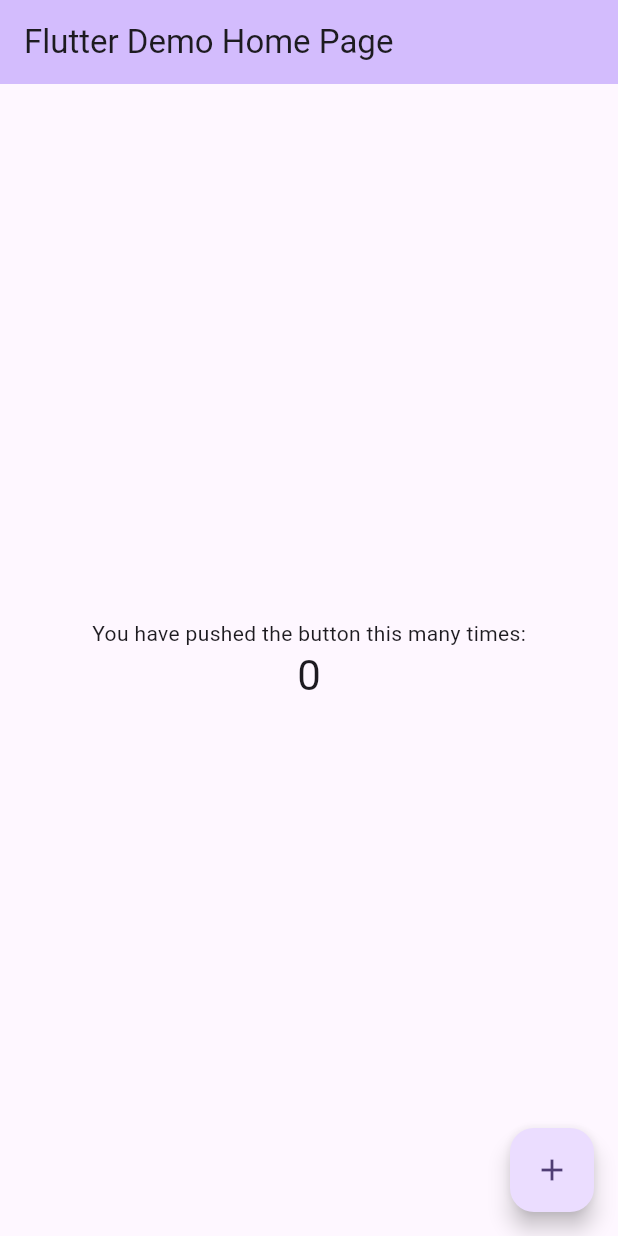
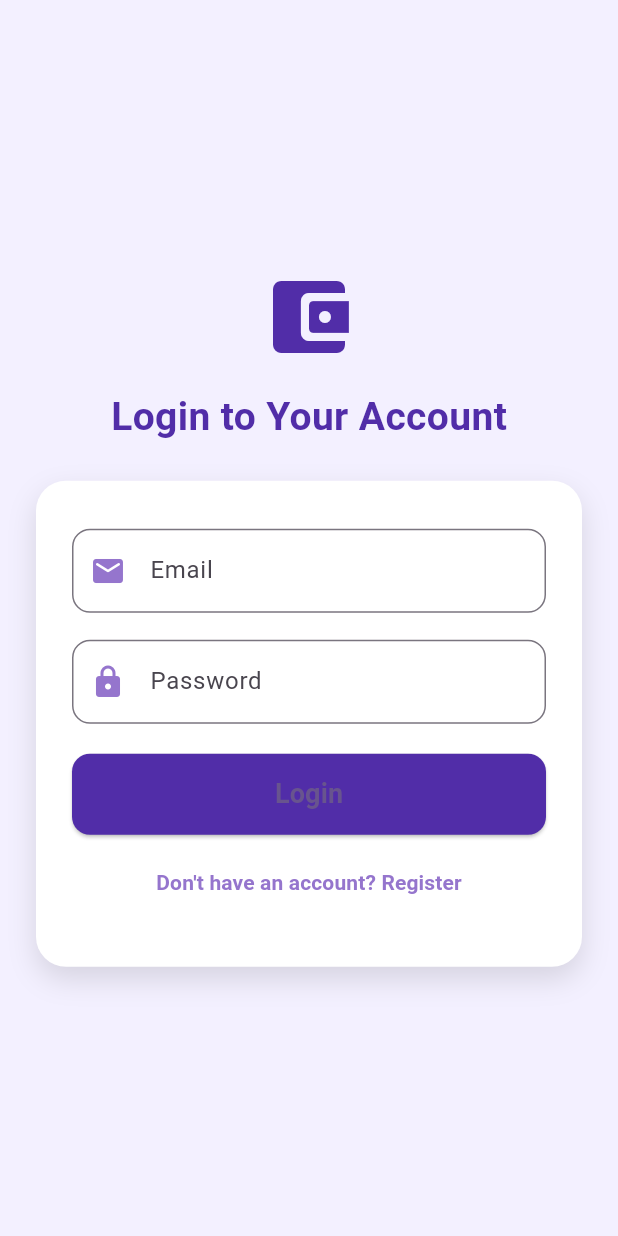
Before and after one commit to vimethc/personal-finance-tracker, a Flutter app: the screen it shows after launch, on a phone screen of 412 x 824 dp. Run offline on Flutter 3.47's test engine with Material 3 defaults, Android fonts, the phone set to English and light mode, and no system bars; our stand-ins replace firebase_auth, firebase_core, flutter_riverpod; accounts and stored records are empty.

Commit message:
feat(auth): implement user login page with form validation and authentication logic

```diff
--- a/lib/main.dart
+++ b/lib/main.dart
@@ -1,6 +1,8 @@
 import 'package:flutter/material.dart';
 import 'package:flutter_riverpod/flutter_riverpod.dart';
 import 'package:firebase_core/firebase_core.dart';
+import 'screens/auth_screen.dart';
+import 'providers/auth_providers.dart';
 
 void main() async {
   WidgetsFlutterBinding.ensureInitialized();
@@ -8,119 +10,41 @@ void main() async {
   runApp(const ProviderScope(child: MyApp()));
 }
 
-class MyApp extends StatelessWidget {
+class MyApp extends ConsumerWidget {
   const MyApp({super.key});
 
-  // This widget is the root of your application.
   @override
-  Widget build(BuildContext context) {
+  Widget build(BuildContext context, WidgetRef ref) {
+    final authState = ref.watch(authStateProvider);
     return MaterialApp(
-      title: 'Flutter Demo',
+      title: 'Personal Finance Tracker',
       theme: ThemeData(
-        // This is the theme of your application.
-        //
-        // TRY THIS: Try running your application with "flutter run". You'll see
-        // the application has a purple toolbar. Then, without quitting the app,
-        // try changing the seedColor in the colorScheme below to Colors.green
-        // and then invoke "hot reload" (save your changes or press the "hot
-        // reload" button in a Flutter-supported IDE, or press "r" if you used
-        // the command line to start the app).
-        //
-        // Notice that the counter didn't reset back to zero; the application
-        // state is not lost during the reload. To reset the state, use hot
-        // restart instead.
-        //
-        // This works for code too, not just values: Most code changes can be
-        // tested with just a hot reload.
         colorScheme: ColorScheme.fromSeed(seedColor: Colors.deepPurple),
       ),
-      home: const MyHomePage(title: 'Flutter Demo Home Page'),
+      home: authState.when(
+        data: (user) {
+          if (user == null) {
+            return const AuthScreen();
+          } else {
+            return MyHomePage(title: 'Welcome!');
+          }
+        },
+        loading: () => const Scaffold(body: Center(child: CircularProgressIndicator())),
+        error: (e, _) => Scaffold(body: Center(child: Text('Error: $e'))),
+      ),
     );
   }
 }
 
-class MyHomePage extends StatefulWidget {
+class MyHomePage extends StatelessWidget {
+  final String title;
   const MyHomePage({super.key, required this.title});
-
-  // This widget is the home page of your application. It is stateful, meaning
-  // that it has a State object (defined below) that contains fields that affect
-  // how it looks.
-
-  // This class is the configuration for the state. It holds the values (in this
-  // case the title) provided by the parent (in this case the App widget) and
-  // used by the build method of the State. Fields in a Widget subclass are
-  // always marked "final".
-
-  final String title;
-
-  @override
-  State<MyHomePage> createState() => _MyHomePageState();
-}
-
-class _MyHomePageState extends State<MyHomePage> {
-  int _counter = 0;
-
-  void _incrementCounter() {
-    setState(() {
-      // This call to setState tells the Flutter framework that something has
-      // changed in this State, which causes it to rerun the build method below
-      // so that the display can reflect the updated values. If we changed
-      // _counter without calling setState(), then the build method would not be
-      // called again, and so nothing would appear to happen.
-      _counter++;
-    });
-  }
 
   @override
   Widget build(BuildContext context) {
-    // This method is rerun every time setState is called, for instance as done
-    // by the _incrementCounter method above.
-    //
-    // The Flutter framework has been optimized to make rerunning build methods
-    // fast, so that you can just rebuild anything that needs updating rather
-    // than having to individually change instances of widgets.
     return Scaffold(
-      appBar: AppBar(
-        // TRY THIS: Try changing the color here to a specific color (to
-        // Colors.amber, perhaps?) and trigger a hot reload to see the AppBar
-        // change color while the other colors stay the same.
-        backgroundColor: Theme.of(context).colorScheme.inversePrimary,
-        // Here we take the value from the MyHomePage object that was created by
-        // the App.build method, and use it to set our appbar title.
-        title: Text(widget.title),
-      ),
-      body: Center(
-        // Center is a layout widget. It takes a single child and positions it
-        // in the middle of the parent.
-        child: Column(
-          // Column is also a layout widget. It takes a list of children and
-          // arranges them vertically. By default, it sizes itself to fit its
-          // children horizontally, and tries to be as tall as its parent.
-          //
-          // Column has various properties to control how it sizes itself and
-          // how it positions its children. Here we use mainAxisAlignment to
-          // center the children vertically; the main axis here is the vertical
-          // axis because Columns are vertical (the cross axis would be
-          // horizontal).
-          //
-          // TRY THIS: Invoke "debug painting" (choose the "Toggle Debug Paint"
-          // action in the IDE, or press "p" in the console), to see the
-          // wireframe for each widget.
-          mainAxisAlignment: MainAxisAlignment.center,
-          children: <Widget>[
-            const Text('You have pushed the button this many times:'),
-            Text(
-              '$_counter',
-              style: Theme.of(context).textTheme.headlineMedium,
-            ),
-          ],
-        ),
-      ),
-      floatingActionButton: FloatingActionButton(
-        onPressed: _incrementCounter,
-        tooltip: 'Increment',
-        child: const Icon(Icons.add),
-      ), // This trailing comma makes auto-formatting nicer for build methods.
+      appBar: AppBar(title: Text(title)),
+      body: const Center(child: Text('You are logged in!')), // Placeholder
     );
   }
 }
--- /dev/null
+++ b/lib/providers/auth_providers.dart
@@ -0,0 +1,12 @@
+import 'package:flutter_riverpod/flutter_riverpod.dart';
+import 'package:firebase_auth/firebase_auth.dart';
+import '../services/auth_service.dart';
+
+// Provider for AuthService
+final authServiceProvider = Provider<AuthService>((ref) => AuthService());
+
+// StreamProvider for authentication state
+final authStateProvider = StreamProvider<User?>((ref) {
+  final authService = ref.watch(authServiceProvider);
+  return authService.authStateChanges;
+});
--- /dev/null
+++ b/lib/screens/auth_screen.dart
@@ -0,0 +1,157 @@
+import 'package:flutter/material.dart';
+import 'package:flutter_riverpod/flutter_riverpod.dart';
+import '../providers/auth_providers.dart';
+
+class AuthScreen extends ConsumerStatefulWidget {
+  const AuthScreen({Key? key}) : super(key: key);
+
+  @override
+  ConsumerState<AuthScreen> createState() => _AuthScreenState();
+}
+
+class _AuthScreenState extends ConsumerState<AuthScreen> {
+  final _formKey = GlobalKey<FormState>();
+  final _emailController = TextEditingController();
+  final _passwordController = TextEditingController();
+  bool _isLogin = true;
+  bool _isLoading = false;
+  String? _error;
+
+  Future<void> _submit() async {
+    setState(() {
+      _isLoading = true;
+      _error = null;
+    });
+    final authService = ref.read(authServiceProvider);
+    try {
+      if (_isLogin) {
+        await authService.signIn(_emailController.text.trim(), _passwordController.text.trim());
+      } else {
+        await authService.signUp(_emailController.text.trim(), _passwordController.text.trim());
+      }
+    } catch (e) {
+      setState(() {
+        _error = e.toString();
+      });
+    } finally {
+      setState(() {
+        _isLoading = false;
+      });
+    }
+  }
+
+  @override
+  Widget build(BuildContext context) {
+    final themeColor = const Color(0xFF512DA8); // Deep purple
+    final accentColor = const Color(0xFF9575CD); // Lighter purple
+    return Scaffold(
+      backgroundColor: const Color(0xFFF3F0FF),
+      body: Center(
+        child: SingleChildScrollView(
+          padding: const EdgeInsets.all(24.0),
+          child: Column(
+            mainAxisAlignment: MainAxisAlignment.center,
+            children: [
+              Icon(Icons.account_balance_wallet_rounded, size: 64, color: themeColor),
+              const SizedBox(height: 16),
+              Text(
+                _isLogin ? 'Login to Your Account' : 'Create an Account',
+                style: TextStyle(
+                  fontSize: 26,
+                  fontWeight: FontWeight.bold,
+                  color: themeColor,
+                ),
+              ),
+              const SizedBox(height: 24),
+              Container(
+                padding: const EdgeInsets.symmetric(horizontal: 24, vertical: 32),
+                decoration: BoxDecoration(
+                  color: Colors.white,
+                  borderRadius: BorderRadius.circular(20),
+                  boxShadow: [
+                    BoxShadow(
+                      color: Colors.black12,
+                      blurRadius: 16,
+                      offset: Offset(0, 8),
+                    ),
+                  ],
+                ),
+                child: Form(
+                  key: _formKey,
+                  child: Column(
+                    mainAxisSize: MainAxisSize.min,
+                    children: [
+                      TextFormField(
+                        controller: _emailController,
+                        decoration: InputDecoration(
+                          prefixIcon: Icon(Icons.email_rounded, color: accentColor),
+                          labelText: 'Email',
+                          border: OutlineInputBorder(borderRadius: BorderRadius.circular(12)),
+                        ),
+                        keyboardType: TextInputType.emailAddress,
+                        validator: (value) => value != null && value.contains('@') ? null : 'Enter a valid email',
+                      ),
+                      const SizedBox(height: 18),
+                      TextFormField(
+                        controller: _passwordController,
+                        decoration: InputDecoration(
+                          prefixIcon: Icon(Icons.lock_rounded, color: accentColor),
+                          labelText: 'Password',
+                          border: OutlineInputBorder(borderRadius: BorderRadius.circular(12)),
+                        ),
+                        obscureText: true,
+                        validator: (value) => value != null && value.length >= 6 ? null : 'Password must be at least 6 characters',
+                      ),
+                      const SizedBox(height: 20),
+                      if (_error != null)
+                        Padding(
+                          padding: const EdgeInsets.only(bottom: 10),
+                          child: Text(_error!, style: const TextStyle(color: Colors.red)),
+                        ),
+                      _isLoading
+                          ? const CircularProgressIndicator()
+                          : SizedBox(
+                              width: double.infinity,
+                              child: ElevatedButton(
+                                style: ElevatedButton.styleFrom(
+                                  backgroundColor: themeColor,
+                                  padding: const EdgeInsets.symmetric(vertical: 14),
+                                  shape: RoundedRectangleBorder(
+                                    borderRadius: BorderRadius.circular(12),
+                                  ),
+                                ),
+                                onPressed: () {
+                                  if (_formKey.currentState!.validate()) {
+                                    _submit();
+                                  }
+                                },
+                                child: Text(
+                                  _isLogin ? 'Login' : 'Register',
+                                  style: const TextStyle(fontSize: 18, fontWeight: FontWeight.bold),
+                                ),
+                              ),
+                            ),
+                      const SizedBox(height: 8),
+                      TextButton(
+                        onPressed: () {
+                          setState(() {
+                            _isLogin = !_isLogin;
+                            _error = null;
+                          });
+                        },
+                        child: Text(
+                          _isLogin ? 'Don\'t have an account? Register' : 'Already have an account? Login',
+                          style: TextStyle(color: accentColor, fontWeight: FontWeight.w600),
+                        ),
+                      ),
+                    ],
+                  ),
+                ),
+              ),
+            ],
+          ),
+        ),
+      ),
+    );
+  }
+}
--- /dev/null
+++ b/lib/services/auth_service.dart
@@ -0,0 +1,23 @@
+import 'package:firebase_auth/firebase_auth.dart';
+
+class AuthService {
+  final FirebaseAuth _auth = FirebaseAuth.instance;
+
+  // Stream to listen to auth state changes
+  Stream<User?> get authStateChanges => _auth.authStateChanges();
+
+  // Sign up with email and password
+  Future<UserCredential> signUp(String email, String password) async {
+    return await _auth.createUserWithEmailAndPassword(email: email, password: password);
+  }
+
+  // Sign in with email and password
+  Future<UserCredential> signIn(String email, String password) async {
+    return await _auth.signInWithEmailAndPassword(email: email, password: password);
+  }
+
+  // Sign out
+  Future<void> signOut() async {
+    await _auth.signOut();
+  }
+}
```
Also changed, not shown: pubspec.yaml (+4 -3 lines), pubspec.lock, 55 other files.
